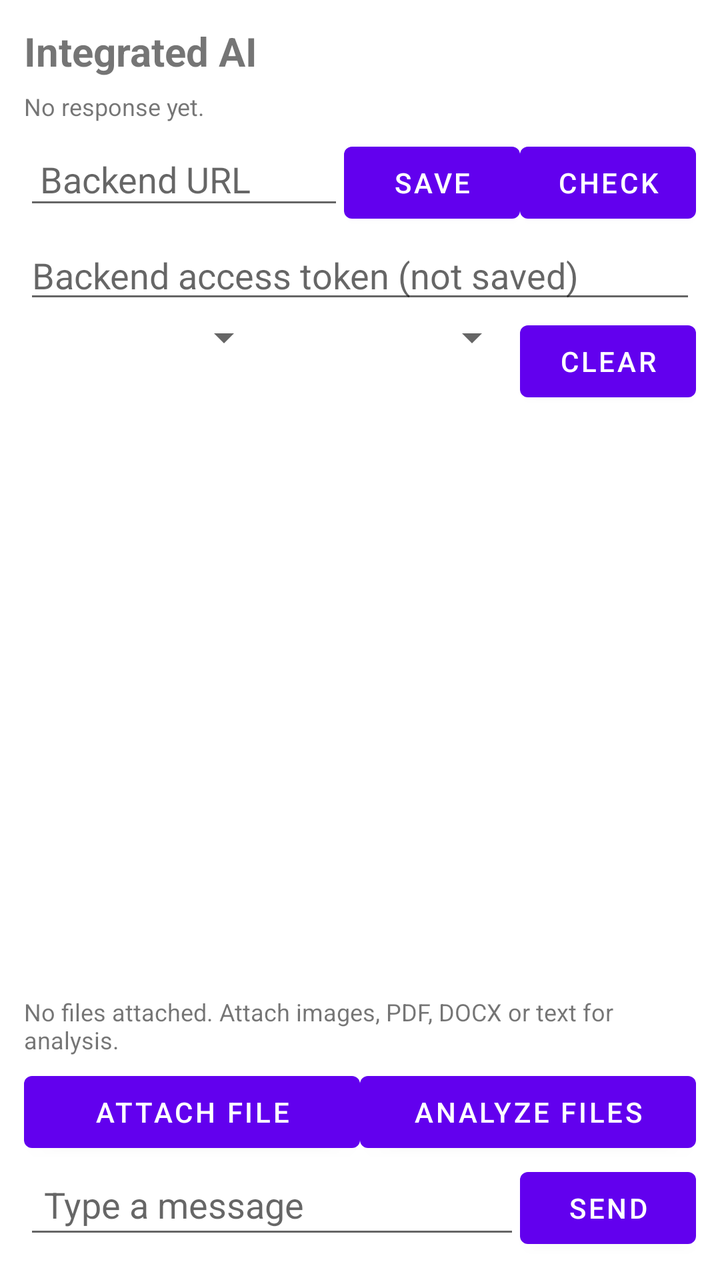
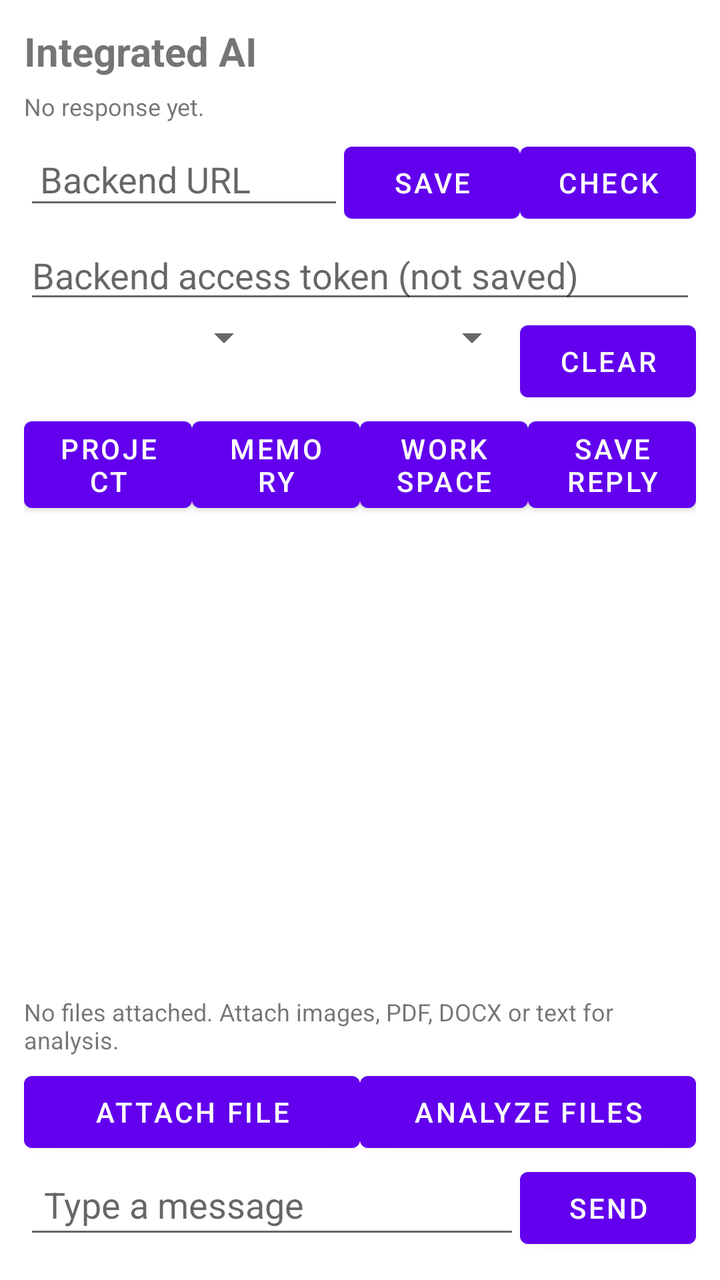

Screens rendered from an Android XML layout before and after an edit, with the pre-edit source and the edit as a unified diff.
<!-- AndroidManifest.xml: application theme Theme.IntegratedAI -->
<!-- res/layout/activity_main.xml -->
<?xml version="1.0" encoding="utf-8"?>
<LinearLayout xmlns:android="http://schemas.android.com/apk/res/android"
    android:layout_width="match_parent"
    android:layout_height="match_parent"
    android:orientation="vertical"
    android:padding="12dp">

    <TextView
        android:layout_width="match_parent"
        android:layout_height="wrap_content"
        android:text="Integrated AI"
        android:textSize="20sp"
        android:textStyle="bold" />

    <TextView
        android:id="@+id/statusText"
        android:layout_width="match_parent"
        android:layout_height="wrap_content"
        android:text="@string/status_scaffold"
        android:textSize="12sp"
        android:paddingVertical="6dp" />

    <LinearLayout
        android:layout_width="match_parent"
        android:layout_height="wrap_content"
        android:orientation="horizontal">

        <EditText
            android:id="@+id/backendUrlInput"
            android:layout_width="0dp"
            android:layout_height="wrap_content"
            android:layout_weight="1"
            android:hint="@string/backend_url_hint"
            android:inputType="textUri"
            android:padding="8dp" />

        <Button
            android:id="@+id/saveUrlButton"
            android:layout_width="wrap_content"
            android:layout_height="wrap_content"
            android:text="@string/save" />

        <Button
            android:id="@+id/checkButton"
            android:layout_width="wrap_content"
            android:layout_height="wrap_content"
            android:text="@string/check_connection" />
    </LinearLayout>

    <EditText
        android:id="@+id/accessTokenInput"
        android:layout_width="match_parent"
        android:layout_height="wrap_content"
        android:hint="Backend access token (not saved)"
        android:inputType="textPassword"
        android:autofillHints=""
        android:singleLine="true" />

    <LinearLayout
        android:layout_width="match_parent"
        android:layout_height="wrap_content"
        android:orientation="horizontal">

        <Spinner
            android:id="@+id/providerSpinner"
            android:layout_width="0dp"
            android:layout_height="wrap_content"
            android:layout_weight="1" />

        <Spinner
            android:id="@+id/agentSpinner"
            android:layout_width="0dp"
            android:layout_height="wrap_content"
            android:layout_weight="1" />

        <Button
            android:id="@+id/clearButton"
            android:layout_width="wrap_content"
            android:layout_height="wrap_content"
            android:text="@string/clear_chat" />
    </LinearLayout>

    <androidx.recyclerview.widget.RecyclerView
        android:id="@+id/chatRecycler"
        android:layout_width="match_parent"
        android:layout_height="0dp"
        android:layout_weight="1"
        android:padding="4dp" />

    <TextView
        android:id="@+id/attachedText"
        android:layout_width="match_parent"
        android:layout_height="wrap_content"
        android:text="@string/no_attachments"
        android:textSize="12sp"
        android:paddingVertical="4dp" />

    <LinearLayout
        android:layout_width="match_parent"
        android:layout_height="wrap_content"
        android:orientation="horizontal">

        <Button
            android:id="@+id/attachButton"
            android:layout_width="0dp"
            android:layout_height="wrap_content"
            android:layout_weight="1"
            android:text="@string/attach" />

        <Button
            android:id="@+id/analyzeButton"
            android:layout_width="0dp"
            android:layout_height="wrap_content"
            android:layout_weight="1"
            android:text="@string/analyze_files" />
    </LinearLayout>

    <LinearLayout
        android:layout_width="match_parent"
        android:layout_height="wrap_content"
        android:orientation="horizontal">

        <EditText
            android:id="@+id/messageInput"
            android:layout_width="0dp"
            android:layout_height="wrap_content"
            android:layout_weight="1"
            android:hint="@string/hint_message"
            android:padding="10dp"
            android:inputType="textMultiLine" />

        <Button
            android:id="@+id/sendButton"
            android:layout_width="wrap_content"
            android:layout_height="wrap_content"
            android:text="@string/send" />
    </LinearLayout>

</LinearLayout>
<!-- resources referenced by this layout -->
<resources>
  <string name="analyze_files">Analyze files</string>
  <string name="attach">Attach file</string>
  <string name="backend_url_hint">Backend URL</string>
  <string name="check_connection">Check</string>
  <string name="clear_chat">Clear</string>
  <string name="hint_message">Type a message</string>
  <string name="no_attachments">No files attached. Attach images, PDF, DOCX or text for analysis.</string>
  <string name="save">Save</string>
  <string name="send">Send</string>
  <string name="status_scaffold">No response yet.</string>
  <style name="Theme.IntegratedAI" parent="Theme.MaterialComponents.DayNight.DarkActionBar">
          <item name="colorPrimary">@color/purple_500</item>
          <item name="colorPrimaryVariant">@color/purple_700</item>
          <item name="colorOnPrimary">@color/white</item>
      </style>
  <color name="purple_500">#FF6200EE</color>
  <color name="purple_700">#FF3700B3</color>
  <color name="white">#FFFFFFFF</color>
</resources>

<!-- the commit's change to res/layout/activity_main.xml (unified diff, before → after) -->
@@ -80,6 +80,40 @@
             android:text="@string/clear_chat" />
     </LinearLayout>
 
+    <LinearLayout
+        android:layout_width="match_parent"
+        android:layout_height="wrap_content"
+        android:orientation="horizontal">
+
+        <Button
+            android:id="@+id/projectButton"
+            android:layout_width="0dp"
+            android:layout_height="wrap_content"
+            android:layout_weight="1"
+            android:text="Project" />
+
+        <Button
+            android:id="@+id/memoryButton"
+            android:layout_width="0dp"
+            android:layout_height="wrap_content"
+            android:layout_weight="1"
+            android:text="Memory" />
+
+        <Button
+            android:id="@+id/workspaceButton"
+            android:layout_width="0dp"
+            android:layout_height="wrap_content"
+            android:layout_weight="1"
+            android:text="Workspace" />
+
+        <Button
+            android:id="@+id/saveReplyButton"
+            android:layout_width="0dp"
+            android:layout_height="wrap_content"
+            android:layout_weight="1"
+            android:text="Save reply" />
+    </LinearLayout>
+
     <androidx.recyclerview.widget.RecyclerView
         android:id="@+id/chatRecycler"
         android:layout_width="match_parent"
